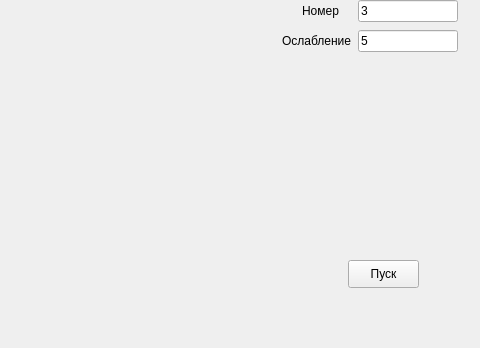
Above: EPS_DC/eps_analyzer.ui from BuslaySt/Epstein before the change; both pictures show x 892 to 1372 and y 370 to 718 of the 1372 by 862 pixel window. Below: the same form after it.
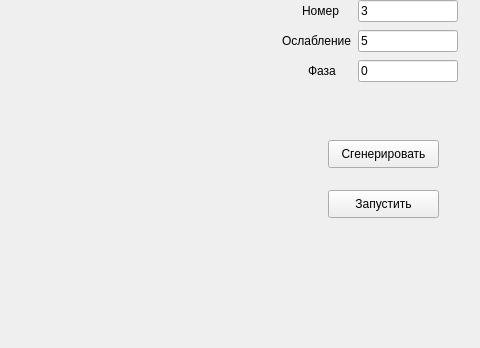
That is the form after the change. Icons and pictures are not drawn. Custom widgets are drawn as their Qt base class.

```diff
--- a/EPS_DC/eps_analyzer.ui
+++ b/EPS_DC/eps_analyzer.ui
@@ -17,14 +17,14 @@
    <widget class="QPushButton" name="pBtnProcess">
     <property name="geometry">
      <rect>
-      <x>1240</x>
-      <y>630</y>
-      <width>71</width>
+      <x>1220</x>
+      <y>510</y>
+      <width>111</width>
       <height>28</height>
      </rect>
     </property>
     <property name="text">
-     <string>Пуск</string>
+     <string>Сгенерировать</string>
     </property>
    </widget>
    <widget class="QPushButton" name="pBtnClear">
@@ -439,6 +439,57 @@
      <string>Ослабление</string>
     </property>
    </widget>
+   <widget class="QLabel" name="label_11">
+    <property name="geometry">
+     <rect>
+      <x>1200</x>
+      <y>430</y>
+      <width>41</width>
+      <height>21</height>
+     </rect>
+    </property>
+    <property name="text">
+     <string>Фаза</string>
+    </property>
+   </widget>
+   <widget class="QLineEdit" name="harmPhase">
+    <property name="geometry">
+     <rect>
+      <x>1250</x>
+      <y>430</y>
+      <width>100</width>
+      <height>22</height>
+     </rect>
+    </property>
+    <property name="sizePolicy">
+     <sizepolicy hsizetype="Fixed" vsizetype="Fixed">
+      <horstretch>0</horstretch>
+      <verstretch>0</verstretch>
+     </sizepolicy>
+    </property>
+    <property name="minimumSize">
+     <size>
+      <width>100</width>
+      <height>0</height>
+     </size>
+    </property>
+    <property name="text">
+     <string>0</string>
+    </property>
+   </widget>
+   <widget class="QPushButton" name="pBtnProcess_2">
+    <property name="geometry">
+     <rect>
+      <x>1220</x>
+      <y>560</y>
+      <width>111</width>
+      <height>28</height>
+     </rect>
+    </property>
+    <property name="text">
+     <string>Запустить</string>
+    </property>
+   </widget>
   </widget>
   <widget class="QMenuBar" name="menubar">
    <property name="geometry">
```
